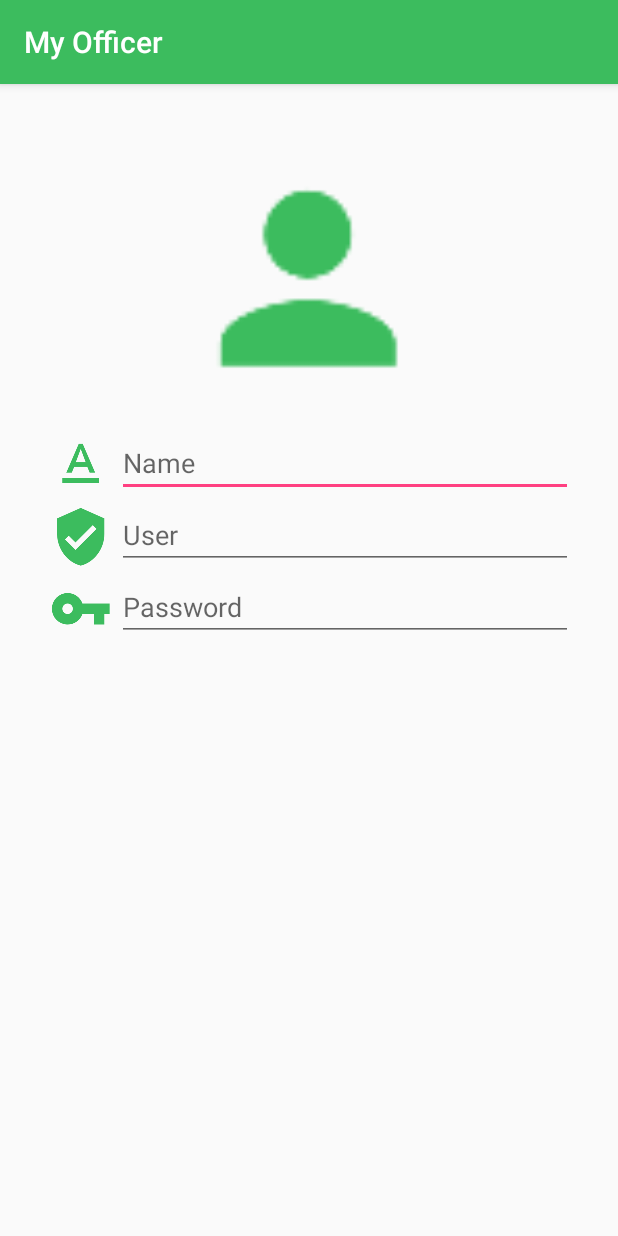
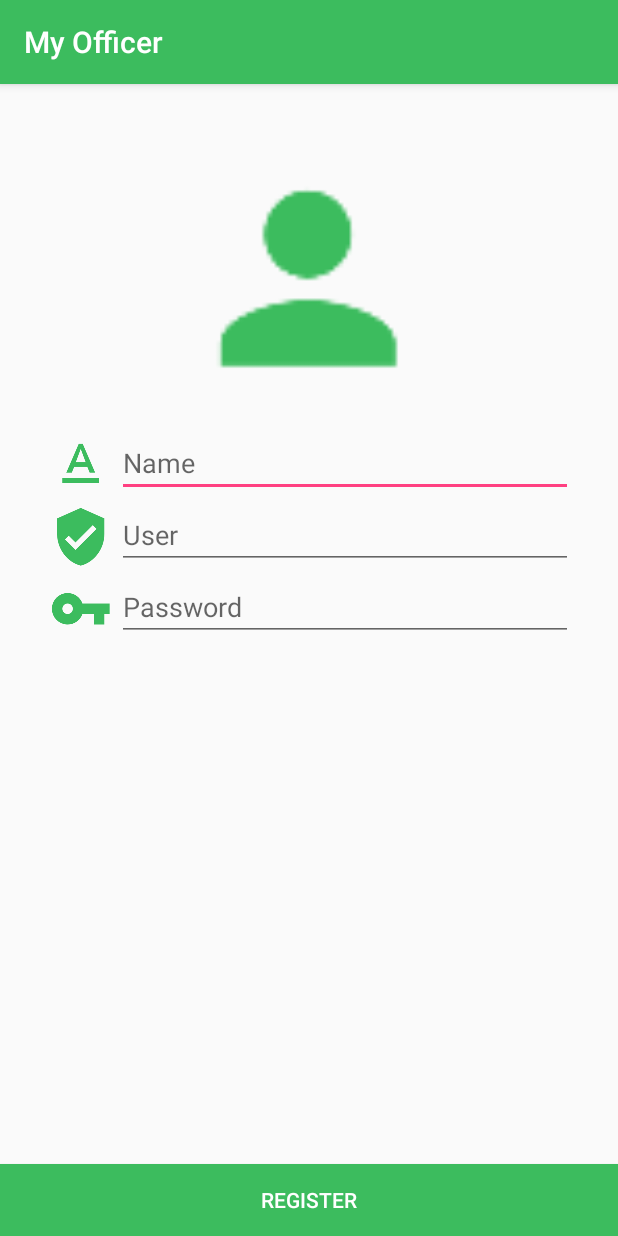
Before and after one commit to masterUNG/MyOfficer, an Android app: the RegisterActivity screen opened directly, with no data from a screen before it, on a phone screen of 412 x 824 dp. Run offline under Robolectric (Android 15) with nearby library versions, the phone set to English and light mode, and no system bars.

Commit message:
Design UI OK

```diff
--- a/app/src/main/res/layout/activity_register.xml
+++ b/app/src/main/res/layout/activity_register.xml
@@ -74,5 +74,13 @@
 
     </LinearLayout>
 
+    <Button
+        android:textColor="#ffffff"
+        android:background="#3cbc5e"
+        android:layout_alignParentBottom="true"
+        android:text="@string/register"
+        android:layout_width="match_parent"
+        android:layout_height="wrap_content" />
+
 
 </RelativeLayout>
```
